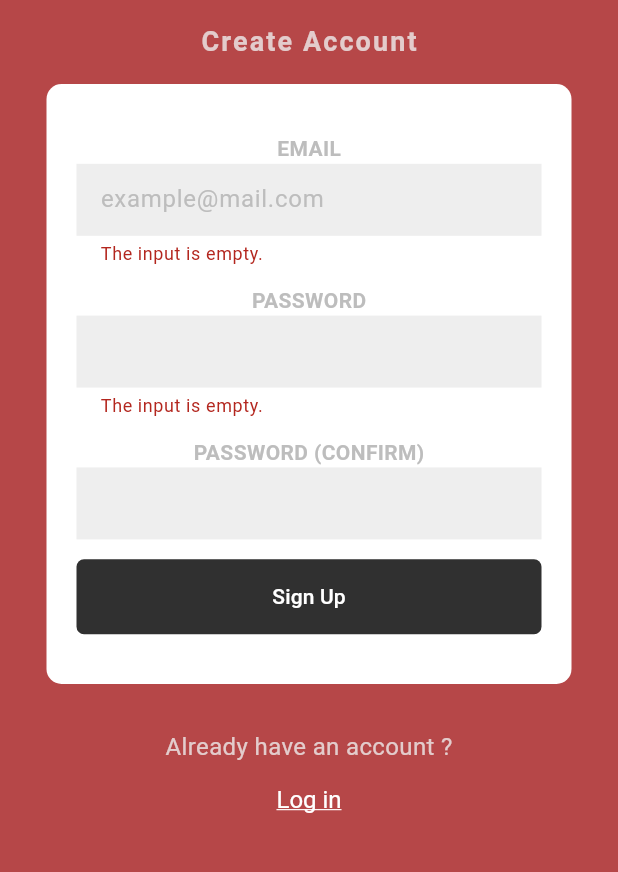
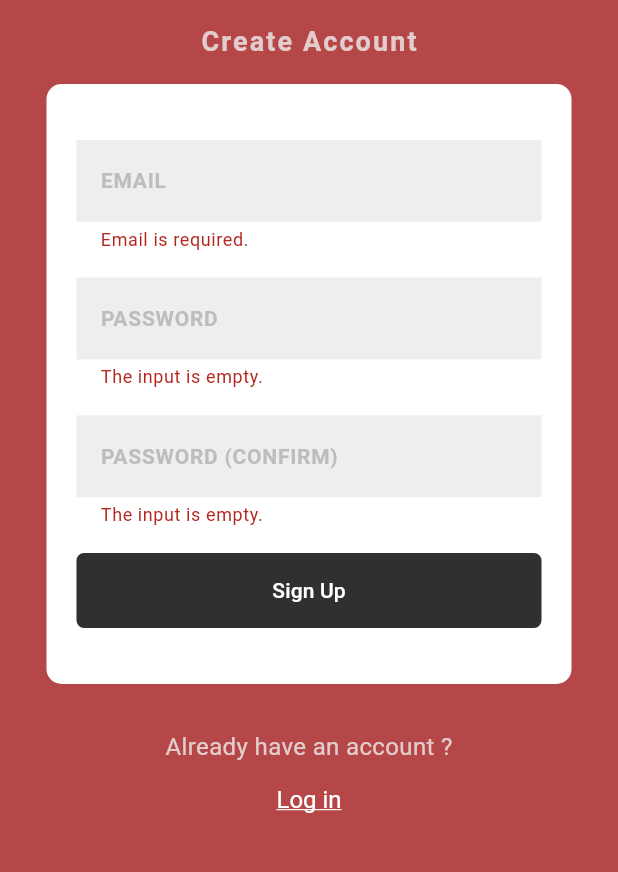
Before and after one commit to yoohyunmi/pomo_flutter, a Flutter app: the SignupScreen screen opened directly, after a tap on "Sign Up", on a phone screen of 412 x 824 dp, the part 135-1007 px from its top. Run offline on Flutter 3.47's test engine with Material 3 defaults, Android fonts, the phone set to English and light mode, and no system bars; our stand-ins replace dotted_border, firebase_auth, firebase_core; missing offline and left inert: dart:html; accounts and stored records are empty; network calls fail.

Commit message:
Add Signup and signout function.

```diff
--- a/lib/screen/signup_screen.dart
+++ b/lib/screen/signup_screen.dart
@@ -1,7 +1,6 @@
 import 'dart:html';
 
 import 'package:firebase_auth/firebase_auth.dart';
-//import 'package:flutter/gestures.dart';
 import 'package:flutter/material.dart';
 import 'package:pomo_flutter/screen/login_screen.dart';
 
@@ -16,6 +15,8 @@ class _SignupScreenState extends State<SignupScreen> {
   final _key = GlobalKey<FormState>();
   final TextEditingController _emailController = TextEditingController();
   final TextEditingController _passwordController = TextEditingController();
+  final TextEditingController _confirmPasswordController =
+      TextEditingController();
 
   @override
   Widget build(BuildContext context) {
@@ -51,28 +52,26 @@ class _SignupScreenState extends State<SignupScreen> {
                   padding: const EdgeInsets.all(20),
                   child: Column(children: [
                     const Spacer(),
-                    Text('EMAIL',
-                        style: TextStyle(
-                            color: Colors.grey[400],
-                            fontSize: 14,
-                            fontWeight: FontWeight.w700)),
                     emailInput(),
                     const Spacer(),
-                    Text('PASSWORD',
-                        style: TextStyle(
-                            color: Colors.grey[400],
-                            fontSize: 14,
-                            fontWeight: FontWeight.w700)),
                     passwordInput(),
                     const Spacer(),
-                    Text('PASSWORD (CONFIRM)',
-                        style: TextStyle(
-                            color: Colors.grey[400],
-                            fontSize: 14,
-                            fontWeight: FontWeight.w700)),
                     passwordConfirm(),
                     const Spacer(),
-                    signupButton(),
+                    TextButton(
+                      onPressed: _signup,
+                      style: TextButton.styleFrom(
+                        backgroundColor: Colors.grey[850],
+                        fixedSize: Size(330, 50),
+                        shape: RoundedRectangleBorder(
+                          borderRadius: BorderRadius.circular(5),
+                        ),
+                      ),
+                      child: Text(
+                        'Sign Up',
+                        style: TextStyle(color: Colors.white),
+                      ),
+                    ),
                     const Spacer(),
                   ]),
                 ),
@@ -106,14 +105,13 @@ class _SignupScreenState extends State<SignupScreen> {
   TextFormField emailInput() {
     return TextFormField(
       controller: _emailController,
-      validator: (val) {
-        if (val!.isEmpty) {
-          return 'The input is empty.';
-        } else {
-          return null;
-        }
-      },
+      validator: _validateEmail,
+      onChanged: _validateEmail,
       decoration: InputDecoration(
+        labelText: 'EMAIL',
+        labelStyle: TextStyle(
+            color: Colors.grey[400], fontSize: 14, fontWeight: FontWeight.w700),
+        floatingLabelAlignment: FloatingLabelAlignment.start,
         filled: true,
         fillColor: Colors.grey[200],
         hintText: 'example@mail.com',
@@ -135,6 +133,10 @@ class _SignupScreenState extends State<SignupScreen> {
         }
       },
       decoration: InputDecoration(
+        labelText: 'PASSWORD',
+        labelStyle: TextStyle(
+            color: Colors.grey[400], fontSize: 14, fontWeight: FontWeight.w700),
+        floatingLabelAlignment: FloatingLabelAlignment.start,
         filled: true,
         fillColor: Colors.grey[200],
         border: InputBorder.none,
@@ -145,7 +147,21 @@ class _SignupScreenState extends State<SignupScreen> {
   TextFormField passwordConfirm() {
     return TextFormField(
       obscureText: true,
+      validator: (val) {
+        if (val!.isEmpty) {
+          return 'The input is empty.';
+        }
+        if (val != _passwordController.text) {
+          return 'Password don\'t match!';
+        } else {
+          return null;
+        }
+      },
       decoration: InputDecoration(
+        labelText: 'PASSWORD (CONFIRM)',
+        labelStyle: TextStyle(
+            color: Colors.grey[400], fontSize: 14, fontWeight: FontWeight.w700),
+        floatingLabelAlignment: FloatingLabelAlignment.start,
         filled: true,
         fillColor: Colors.grey[200],
         border: InputBorder.none,
@@ -153,39 +169,48 @@ class _SignupScreenState extends State<SignupScreen> {
     );
   }
 
-  TextButton signupButton() {
-    return TextButton(
-      onPressed: () async {
+  _signup() async {
     if (_key.currentState!.validate()) {
       print('Goood!!');
       try {
-            final Credential = await FirebaseAuth.instance
-                .createUserWithEmailAndPassword(
+        await FirebaseAuth.instance.createUserWithEmailAndPassword(
           email: _emailController.text,
-                    password: _passwordController.text)
-                .then((_) => Navigator.pushNamed(context, '/'));
+          password: _passwordController.text,
+        );
+//            .then((_) => Navigator.pushNamed(context, '/'));
+        Navigator.pop(context);
       } on FirebaseAuthException catch (e) {
+        print(e.code);
+        String message = '';
         if (e.code == 'weak-password') {
-              print('The password provided is too weak.');
+          message = 'The password provided is too weak.';
         } else if (e.code == 'email-already-in-use') {
-              print('The account already exists for that email.');
+          message = 'The account already exists for that email.';
         }
+        ScaffoldMessenger.of(context).showSnackBar(SnackBar(
+          content: Text(
+            message,
+            textAlign: TextAlign.center,
+          ),
+          backgroundColor: Colors.red[900],
+        ));
       } catch (e) {
         print(e.toString());
       }
     }
-      },
-      style: TextButton.styleFrom(
-        backgroundColor: Colors.grey[850],
-        fixedSize: Size(330, 50),
-        shape: RoundedRectangleBorder(
-          borderRadius: BorderRadius.circular(5),
-        ),
-      ),
-      child: Text(
-        'Sign Up',
-        style: TextStyle(color: Colors.white),
-      ),
-    );
+  }
+
+  String? _validateEmail(String? val) {
+    if (val!.isEmpty) {
+      return 'Email is required.';
+    } else if (!isEmailValid(val)) {
+      return 'Enter a valid email address.';
+    } else {
+      return null;
     }
   }
+}
+
+bool isEmailValid(String email) {
+  return RegExp(r'^[\w-\.]+@[a-zA-Z]+\.[a-zA-Z]{2,}$').hasMatch(email);
+}
```
Also changed, not shown: lib/main.dart (+29 -5 lines), lib/screen/account_screen.dart (added, +85 -0 lines), lib/screen/login_screen.dart (+40 -3 lines). Lines whose indentation alone changed are shown as unchanged.
